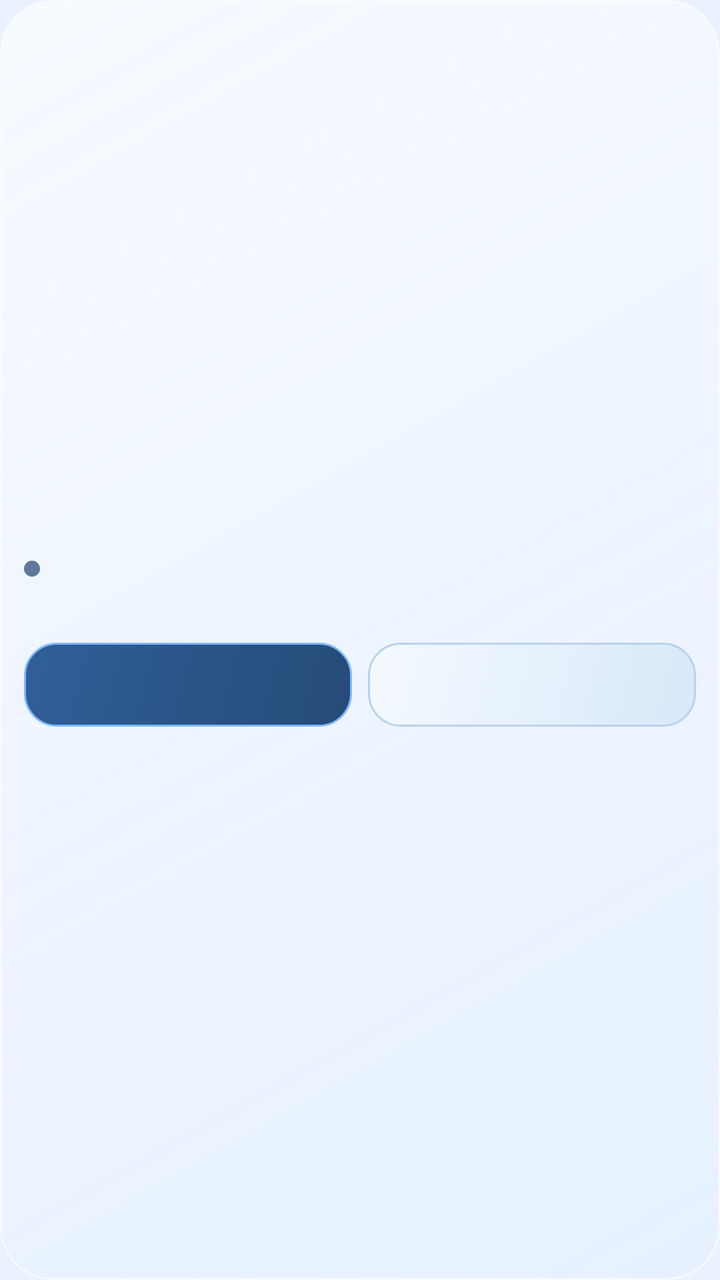
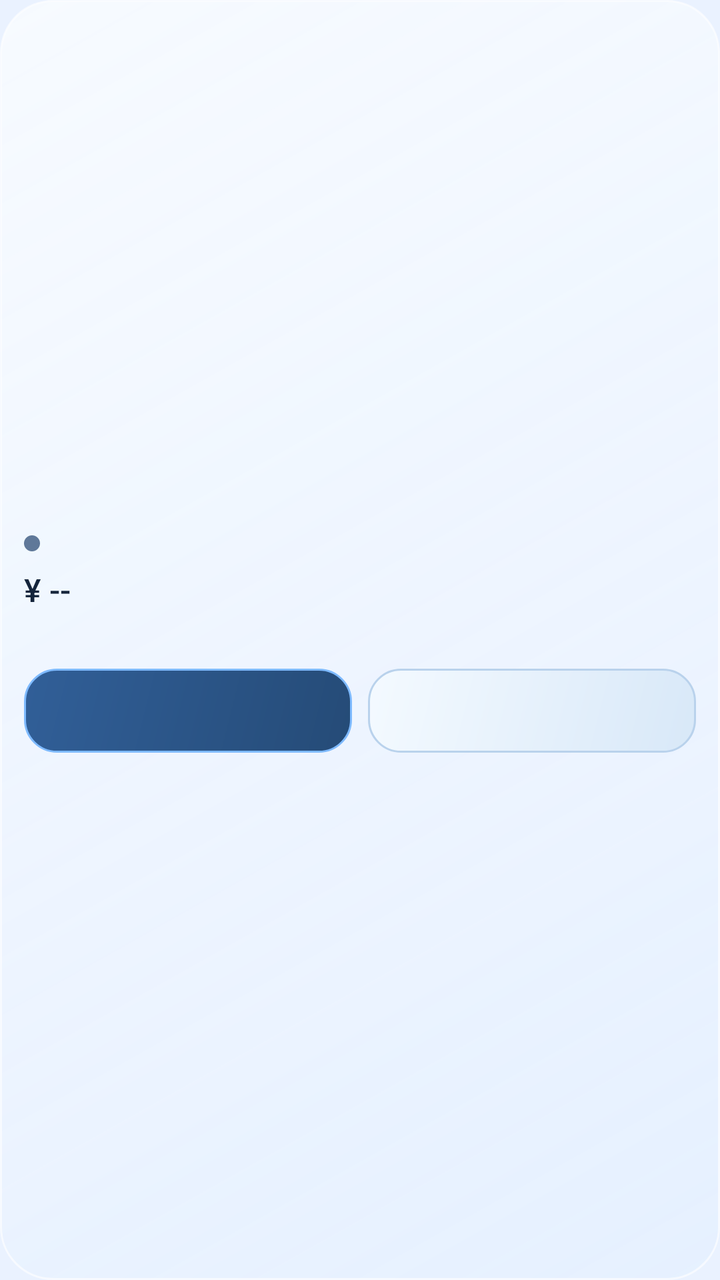

An Android layout rendered at two revisions. The XML below is the earlier revision; the diff shows what the commit changed to produce the second picture.
<!-- AndroidManifest.xml: application theme Theme.HotWater -->
<!-- res/layout/widget_hotwater_compact.xml -->
<?xml version="1.0" encoding="utf-8"?>
<LinearLayout xmlns:android="http://schemas.android.com/apk/res/android"
    android:id="@+id/widget_root"
    android:layout_width="match_parent"
    android:layout_height="match_parent"
    android:background="@drawable/widget_glass_background"
    android:gravity="center_vertical"
    android:orientation="vertical"
    android:padding="12dp">

    <LinearLayout
        android:layout_width="match_parent"
        android:layout_height="wrap_content"
        android:gravity="center_vertical"
        android:orientation="horizontal">

        <ImageView
            android:id="@+id/widget_status_dot"
            android:layout_width="8dp"
            android:layout_height="8dp"
            android:layout_marginEnd="6dp"
            android:background="@drawable/widget_status_dot_idle"
            android:contentDescription="@null" />

        <TextView
            android:id="@+id/widget_compact_state"
            android:layout_width="0dp"
            android:layout_height="wrap_content"
            android:layout_weight="1"
            android:ellipsize="end"
            android:maxLines="1"
            android:textColor="@color/text_primary"
            android:textSize="12sp"
            android:textStyle="bold" />
    </LinearLayout>

    <TextView
        android:id="@+id/widget_compact_detail"
        android:layout_width="match_parent"
        android:layout_height="wrap_content"
        android:layout_marginTop="4dp"
        android:ellipsize="end"
        android:maxLines="1"
        android:textColor="@color/text_secondary"
        android:textSize="11sp" />

    <LinearLayout
        android:layout_width="match_parent"
        android:layout_height="wrap_content"
        android:layout_marginTop="10dp"
        android:orientation="horizontal">

        <TextView
            android:id="@+id/widget_open_button"
            android:layout_width="0dp"
            android:layout_height="42dp"
            android:layout_weight="1"
            android:background="@drawable/widget_glass_action_open"
            android:gravity="center"
            android:textColor="@android:color/white"
            android:textSize="12sp"
            android:textStyle="bold" />

        <TextView
            android:id="@+id/widget_close_button"
            android:layout_width="0dp"
            android:layout_height="42dp"
            android:layout_marginStart="8dp"
            android:layout_weight="1"
            android:background="@drawable/widget_glass_action_close"
            android:gravity="center"
            android:textColor="@color/text_primary"
            android:textSize="12sp"
            android:textStyle="bold" />
    </LinearLayout>

</LinearLayout>
<!-- resources referenced by this layout -->
<resources>
  <color name="text_primary">#14243B</color>
  <color name="text_secondary">#4F6480</color>
  <!-- drawable widget_glass_action_close (drawable) -->
  <?xml version="1.0" encoding="utf-8"?>
  <shape xmlns:android="http://schemas.android.com/apk/res/android">
      <gradient
          android:angle="315"
          android:endColor="#D8E8F8"
          android:startColor="#F4FAFF" />
      <corners android:radius="16dp" />
      <stroke
          android:width="1dp"
          android:color="#B9D2EC" />
  </shape>
  <!-- drawable widget_glass_action_open (drawable) -->
  <?xml version="1.0" encoding="utf-8"?>
  <shape xmlns:android="http://schemas.android.com/apk/res/android">
      <gradient
          android:angle="315"
          android:endColor="#254B77"
          android:startColor="#315F98" />
      <corners android:radius="16dp" />
      <stroke
          android:width="1dp"
          android:color="#7EBAFF" />
  </shape>
  <!-- drawable widget_glass_background (drawable) -->
  <?xml version="1.0" encoding="utf-8"?>
  <shape xmlns:android="http://schemas.android.com/apk/res/android">
      <gradient
          android:angle="315"
          android:endColor="#C9E4EFFF"
          android:startColor="#E6F8FBFF" />
      <corners android:radius="26dp" />
      <stroke
          android:width="1dp"
          android:color="#A0FFFFFF" />
  </shape>
  <!-- drawable widget_status_dot_idle (drawable) -->
  <?xml version="1.0" encoding="utf-8"?>
  <shape xmlns:android="http://schemas.android.com/apk/res/android">
      <solid android:color="#5F7899" />
      <corners android:radius="99dp" />
  </shape>
  <style name="Theme.HotWater" parent="Theme.Material3.Light.NoActionBar">
          <item name="android:statusBarColor">@android:color/transparent</item>
          <item name="android:navigationBarColor">@android:color/transparent</item>
          <item name="android:windowBackground">@color/startup_sky_system</item>
          <item name="android:windowSplashScreenBackground" tools:targetApi="s">@color/startup_sky_system</item>
          <item name="android:windowDisablePreview">@bool/startup_disable_preview</item>
          <item name="android:windowLightStatusBar" tools:targetApi="m">true</item>
          <item name="colorPrimary">@color/text_primary</item>
          <item name="colorOnPrimary">@android:color/white</item>
          <item name="colorSurface">@color/surface</item>
      </style>
  <color name="startup_sky_system">#EAF2FF</color>
  <color name="surface">#E9F3FF</color>
</resources>

<!-- the commit's change to res/layout/widget_hotwater_compact.xml (unified diff, before → after) -->
@@ -34,6 +34,7 @@
             android:textStyle="bold" />
     </LinearLayout>
 
+    <TextView android:id="@+id/widget_classic_balance" android:layout_width="match_parent" android:layout_height="wrap_content" android:text="¥ --" android:singleLine="true" android:ellipsize="end" android:textSize="16sp" android:fontFamily="sans-serif-medium" android:textColor="@color/text_primary" android:layout_marginTop="4dp" />
     <TextView
         android:id="@+id/widget_compact_detail"
         android:layout_width="match_parent"
